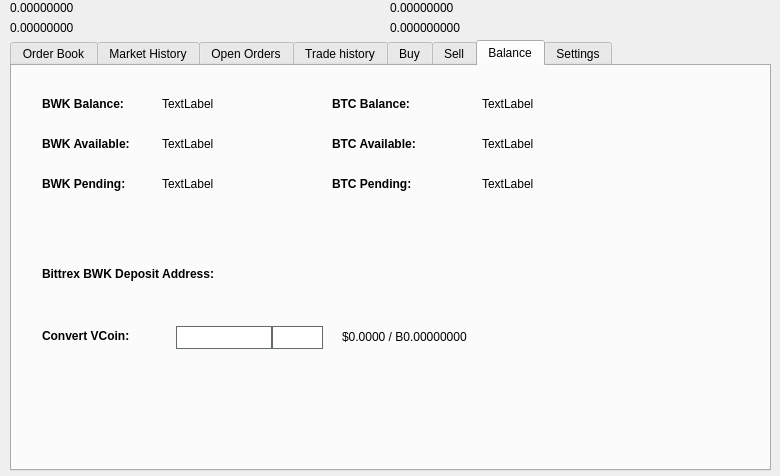
coinmenace/faccore, file src/qt/forms/tradingdialog.ui: the form before one commit.
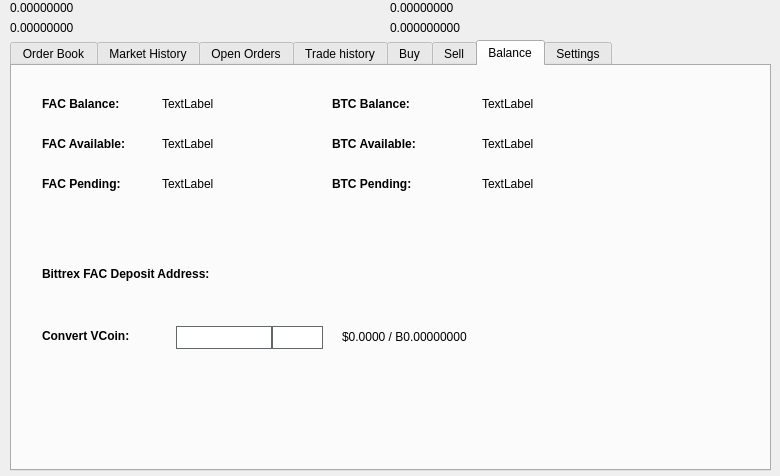
The form after the commit. The open tabs and pages were chosen to show the change. Icons and pictures are not drawn. Custom widgets are drawn as their Qt base class.

```diff
--- a/src/qt/forms/tradingdialog.ui
+++ b/src/qt/forms/tradingdialog.ui
@@ -2762,7 +2762,7 @@
       </font>
      </property>
      <property name="text">
-      <string>BWK Balance:</string>
+      <string>FAC Balance:</string>
      </property>
     </widget>
     <widget class="QLabel" name="label_12">
@@ -2813,7 +2813,7 @@
       </font>
      </property>
      <property name="text">
-      <string>BWK Available:</string>
+      <string>FAC Available:</string>
      </property>
     </widget>
     <widget class="QLabel" name="label_14">
@@ -2832,7 +2832,7 @@
       </font>
      </property>
      <property name="text">
-      <string>BWK Pending:</string>
+      <string>FAC Pending:</string>
      </property>
     </widget>
     <widget class="QLabel" name="BWKPendingLabel">
@@ -2928,7 +2928,7 @@
       </font>
      </property>
      <property name="text">
-      <string>Bittrex BWK Deposit Address:</string>
+      <string>Bittrex FAC Deposit Address:</string>
      </property>
     </widget>
     <widget class="QtMaterialFlatButton" name="GenDepositBTN" native="true">
```
Left out of the diff: 48 changed lines with no effect on the pictures.
